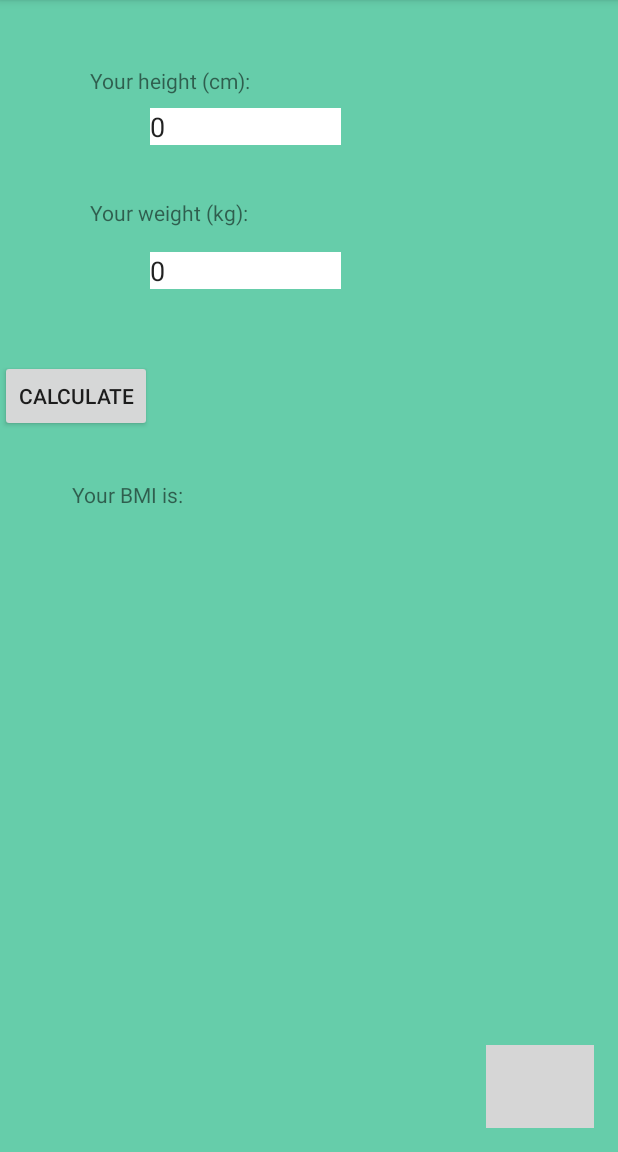
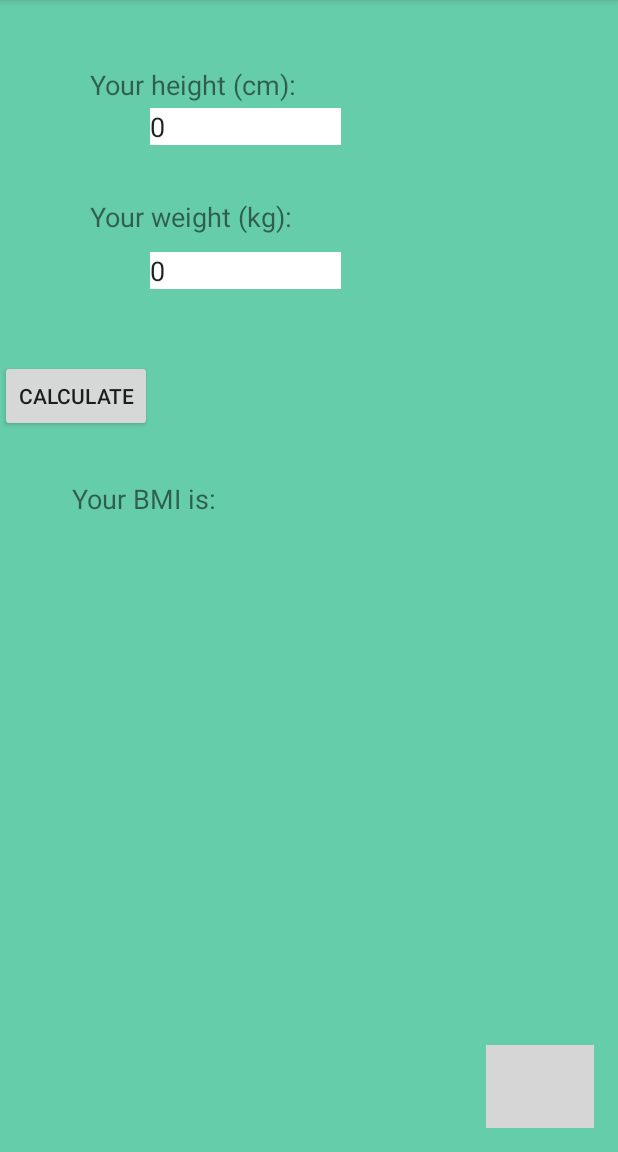
Before and after one commit to iamameer/FYP, an Android app: the checkBmi_activity screen opened directly, with no data from a screen before it, on a phone screen of 412 x 824 dp, the part 84-1236 px from its top. Run offline under Robolectric (Android 15) with nearby library versions, the phone set to English and light mode, and no system bars; grey boxes are pictures that could not be loaded.

Commit message:
updated UI textsize to 18

```diff
--- a/app/src/main/res/layout/activity_check_activity.xml
+++ b/app/src/main/res/layout/activity_check_activity.xml
@@ -41,9 +41,10 @@
         android:id="@+id/txtCheckBMILast"
         android:layout_width="wrap_content"
         android:layout_height="wrap_content"
-        android:layout_marginStart="64dp"
+        android:layout_marginStart="52dp"
         android:layout_marginTop="256dp"
         android:text="@string/calcbmi"
+        android:textSize="18sp"
         app:layout_constraintStart_toStartOf="parent"
         app:layout_constraintTop_toTopOf="parent" />
 
@@ -51,9 +52,10 @@
         android:id="@+id/txtCheckHBPLast"
         android:layout_width="wrap_content"
         android:layout_height="wrap_content"
-        android:layout_marginStart="208dp"
+        android:layout_marginStart="212dp"
         android:layout_marginTop="256dp"
         android:text="@string/checkhbp"
+        android:textSize="18sp"
         app:layout_constraintStart_toStartOf="parent"
         app:layout_constraintTop_toTopOf="parent" />
 </android.support.constraint.ConstraintLayout>
--- a/app/src/main/res/layout/activity_check_bmi_activity.xml
+++ b/app/src/main/res/layout/activity_check_bmi_activity.xml
@@ -14,6 +14,7 @@
         android:layout_marginStart="60dp"
         android:layout_marginTop="44dp"
         android:text="@string/height_label"
+        android:textSize="18sp"
         app:layout_constraintStart_toStartOf="parent"
         app:layout_constraintTop_toTopOf="parent" />
 
@@ -24,6 +25,7 @@
         android:layout_marginStart="60dp"
         android:layout_marginTop="132dp"
         android:text="@string/weight_label"
+        android:textSize="18sp"
         app:layout_constraintStart_toStartOf="parent"
         app:layout_constraintTop_toTopOf="parent" />
 
@@ -47,6 +49,7 @@
         android:ems="10"
         android:inputType="textPersonName"
         android:text="@string/empty"
+        android:textSize="18sp"
         app:layout_constraintLeft_toLeftOf="parent"
         app:layout_constraintTop_toTopOf="parent" />
 
@@ -70,6 +73,7 @@
         android:layout_marginStart="48dp"
         android:layout_marginTop="320dp"
         android:text="@string/bmi_result"
+        android:textSize="18sp"
         app:layout_constraintStart_toStartOf="parent"
         app:layout_constraintTop_toTopOf="parent" />
 
--- a/app/src/main/res/layout/activity_detail_activity.xml
+++ b/app/src/main/res/layout/activity_detail_activity.xml
@@ -40,7 +40,8 @@
             android:layout_width="355dp"
             android:layout_height="90dp"
             android:layout_marginStart="15dp"
-            android:gravity="left" />
+            android:gravity="left"
+            android:textSize="18sp" />
 
     </LinearLayout>
 
--- a/app/src/main/res/values/strings.xml
+++ b/app/src/main/res/values/strings.xml
@@ -8,7 +8,7 @@
     <string name="call">Emergency Call</string>
 
     <string name="calcbmi">Calculate BMI</string>
-    <string name="checkhbp">Check Blood Pressure</string>
+    <string name="checkhbp">Check Heartrate</string>
 
     <string name="height_label">Your height (cm): </string>
     <string name="weight_label">Your weight (kg): </string>
```
Also changed, not shown: app/src/main/res/layout/activity_main.xml (+6 -3 lines).
